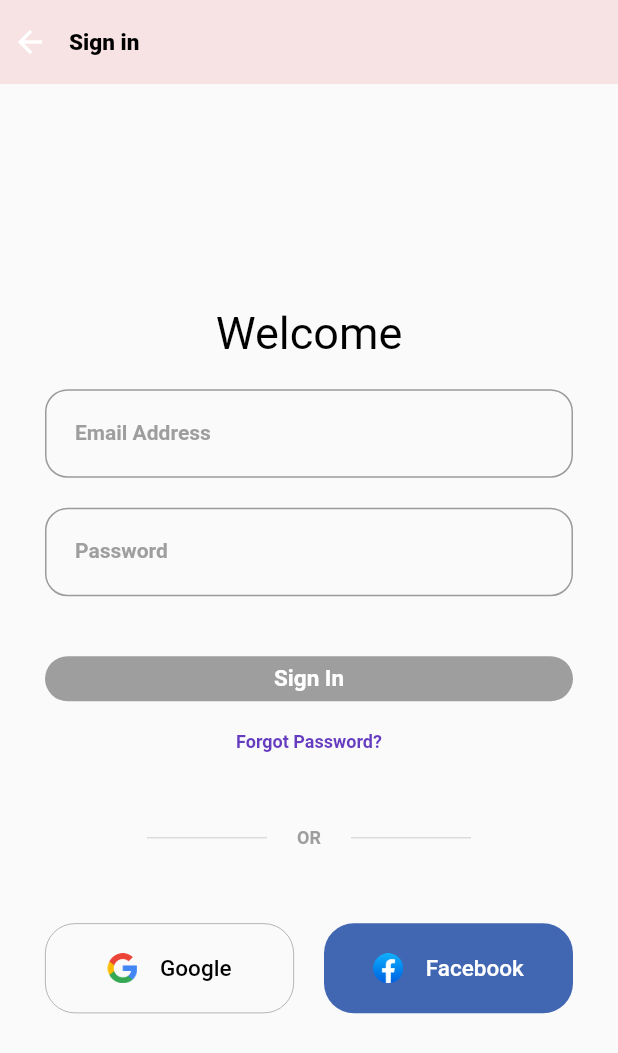
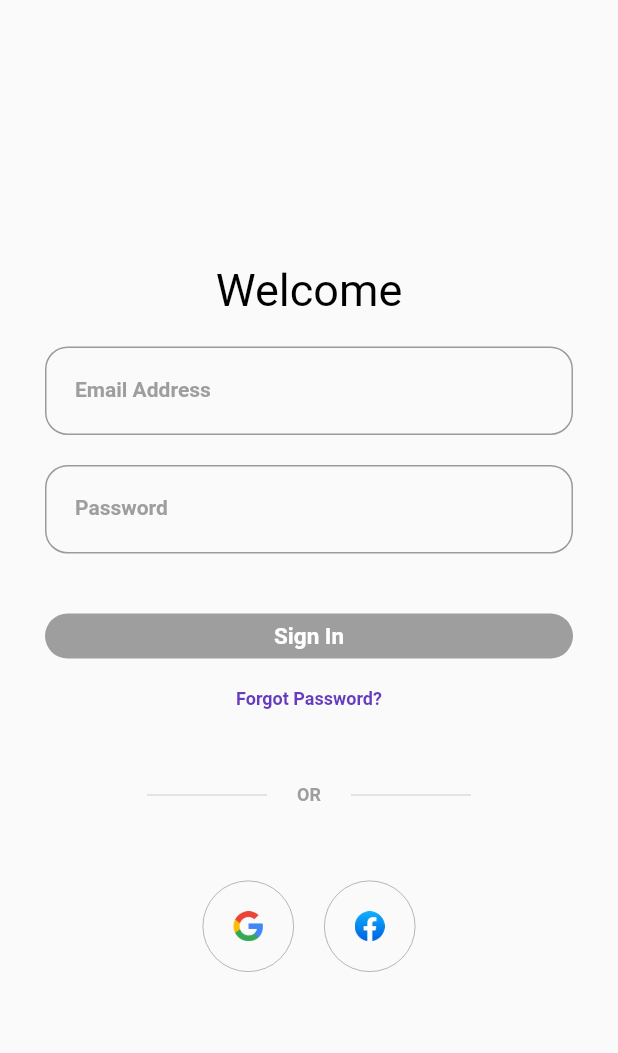
Before and after one commit to MarcelliaNr20200120003/projek_pam5, a Flutter app: the screen it shows after launch, after a tap on "Get Started", on a phone screen of 412 x 824 dp. Shown: the top 1053 px of the screen. Run offline on Flutter 3.47's test engine with Material 2 defaults, Android fonts, the phone set to English and light mode, and no system bars; our stand-ins replace google_fonts.

Commit message:
update sign in

```diff
--- a/lib/screens/sign_in_screen.dart
+++ b/lib/screens/sign_in_screen.dart
@@ -14,16 +14,6 @@ class _SignInScreenState extends State<SignInScreen> {
   Widget build(BuildContext context) {
     Size size = MediaQuery.of(context).size;
     return Scaffold(
-      appBar: AppBar(
-        backgroundColor: Color.fromARGB(255, 247, 227, 227),
-        elevation: 0,
-        leadingWidth: 30,
-        title: Text("Sign in",
-            style: TextStyle(
-                fontSize: 15.0,
-                fontWeight: FontWeight.w800,
-                color: Colors.black)),
-      ),
       body: SafeArea(
         child: Padding(
           padding: EdgeInsets.all(30.0),
@@ -109,56 +99,35 @@ class _SignInScreenState extends State<SignInScreen> {
               ),
               const SizedBox(height: 50.0),
               Row(
+                mainAxisAlignment: MainAxisAlignment.center,
                 children: [
                   GestureDetector(
                     onTap: () {},
                     child: Container(
-                        height: 60.0,
-                        width: size.width / 2 - 40,
+                        padding: EdgeInsets.all(20),
                         decoration: BoxDecoration(
                           color: Colors.transparent,
-                          borderRadius: BorderRadius.all(Radius.circular(20.0)),
+                          borderRadius: BorderRadius.circular(50),
                           border: Border.all(width: 0.5, color: Colors.grey),
                         ),
                         child: Center(
-                          child: Row(
-                            mainAxisAlignment: MainAxisAlignment.center,
-                            children: [
-                              Image.asset("assets/icons/google.png",
-                                  width: 20.0),
-                              const SizedBox(width: 15.0),
-                              Text("Google",
-                                  style: TextStyle(
-                                      color: Colors.black,
-                                      fontWeight: FontWeight.w500,
-                                      fontSize: 15.0)),
-                            ],
-                          ),
+                          child: Image.asset("assets/icons/google.png",
+                              width: 20.0),
                         )),
                   ),
                   const SizedBox(width: 20.0),
                   GestureDetector(
                     onTap: () {},
                     child: Container(
-                        height: 60.0,
-                        width: size.width / 2 - 40,
+                        padding: EdgeInsets.all(20),
                         decoration: BoxDecoration(
-                            color: Color(0xFF4267B2),
-                            borderRadius:
-                                BorderRadius.all(Radius.circular(20.0))),
+                          color: Colors.transparent,
+                          borderRadius: BorderRadius.circular(50),
+                          border: Border.all(width: 0.5, color: Colors.grey),
+                        ),
                         child: Center(
-                          child: Row(
-                            mainAxisAlignment: MainAxisAlignment.center,
-                            children: [
+                          child:
                               Image.asset("assets/icons/fb.png", width: 20.0),
-                              const SizedBox(width: 15.0),
-                              Text("Facebook",
-                                  style: TextStyle(
-                                      color: Colors.white,
-                                      fontWeight: FontWeight.w500,
-                                      fontSize: 15.0)),
-                            ],
-                          ),
                         )),
                   ),
                 ],
```
